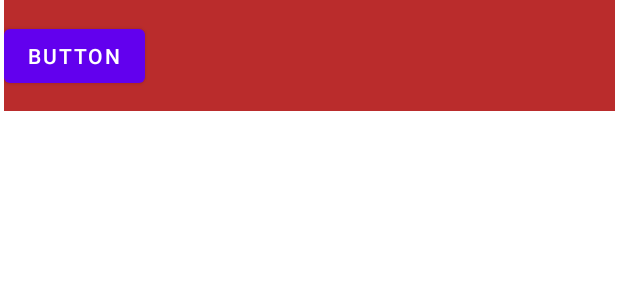
After one commit to FrCo18/AndroidPublicMessenger, an Android app: the layout activity_test.xml on its own in the app's theme, with its tools: preview values and no code run, on a phone screen of 412 x 824 dp. The commit adds this screen. Shown: the top 300 px of the screen. Run offline under Robolectric (Android 15) with nearby library versions, the phone set to English and light mode, and no system bars.

Commit message:
minor changes

```diff
--- a/app/src/main/AndroidManifest.xml
+++ b/app/src/main/AndroidManifest.xml
@@ -11,7 +11,8 @@
         android:roundIcon="@mipmap/ic_launcher_round"
         android:supportsRtl="true"
         android:theme="@style/Theme.MessengerApp">
-        <activity android:name=".ProfileActivity"></activity>
+        <activity android:name=".TestActivity"></activity>
+        <activity android:name=".ProfileActivity" />
         <activity android:name=".EditProfileActivity" />
         <activity android:name=".RegisterActivity" />
         <activity android:name=".AuthActivity">
--- a/app/src/main/java/com/example/messengerapp/AuthActivity.kt
+++ b/app/src/main/java/com/example/messengerapp/AuthActivity.kt
@@ -1,6 +1,7 @@
 package com.example.messengerapp
 
 import android.content.Intent
+import android.content.pm.ActivityInfo
 import androidx.appcompat.app.AppCompatActivity
 import android.os.Bundle
 import android.view.View
@@ -16,7 +17,7 @@ class AuthActivity : AppCompatActivity() {
     override fun onCreate(savedInstanceState: Bundle?) {
         super.onCreate(savedInstanceState)
         setContentView(R.layout.activity_auth)
-
+        requestedOrientation = ActivityInfo.SCREEN_ORIENTATION_PORTRAIT
         initFields()
     }
 
--- a/app/src/main/java/com/example/messengerapp/EditProfileActivity.kt
+++ b/app/src/main/java/com/example/messengerapp/EditProfileActivity.kt
@@ -1,6 +1,7 @@
 package com.example.messengerapp
 
 import android.content.Intent
+import android.content.pm.ActivityInfo
 import androidx.appcompat.app.AppCompatActivity
 import android.os.Bundle
 import android.view.View
@@ -22,7 +23,7 @@ class EditProfileActivity : AppCompatActivity() {
     override fun onCreate(savedInstanceState: Bundle?) {
         super.onCreate(savedInstanceState)
         setContentView(R.layout.activity_edit_profile)
-
+        requestedOrientation = ActivityInfo.SCREEN_ORIENTATION_PORTRAIT
         initFields()
         getDataFromBd()
     }
--- a/app/src/main/java/com/example/messengerapp/ProfileActivity.kt
+++ b/app/src/main/java/com/example/messengerapp/ProfileActivity.kt
@@ -2,6 +2,7 @@ package com.example.messengerapp
 
 import android.annotation.SuppressLint
 import android.content.Intent
+import android.content.pm.ActivityInfo
 import androidx.appcompat.app.AppCompatActivity
 import android.os.Bundle
 import android.view.View
@@ -24,6 +25,7 @@ class ProfileActivity : AppCompatActivity() {
     override fun onCreate(savedInstanceState: Bundle?) {
         super.onCreate(savedInstanceState)
         setContentView(R.layout.activity_profile)
+        requestedOrientation = ActivityInfo.SCREEN_ORIENTATION_PORTRAIT
         initFields()
         getDataFromDb()
     }
--- a/app/src/main/java/com/example/messengerapp/RegisterActivity.kt
+++ b/app/src/main/java/com/example/messengerapp/RegisterActivity.kt
@@ -1,6 +1,7 @@
 package com.example.messengerapp
 
 import android.content.Intent
+import android.content.pm.ActivityInfo
 import androidx.appcompat.app.AppCompatActivity
 import android.os.Bundle
 import android.util.Patterns
@@ -19,6 +20,7 @@ class RegisterActivity : AppCompatActivity() {
     override fun onCreate(savedInstanceState: Bundle?) {
         super.onCreate(savedInstanceState)
         setContentView(R.layout.activity_register)
+        requestedOrientation = ActivityInfo.SCREEN_ORIENTATION_PORTRAIT
         initFields()
     }
 
--- /dev/null
+++ b/app/src/main/res/layout/activity_test.xml
@@ -0,0 +1,30 @@
+<?xml version="1.0" encoding="utf-8"?>
+<androidx.constraintlayout.widget.ConstraintLayout xmlns:android="http://schemas.android.com/apk/res/android"
+    xmlns:app="http://schemas.android.com/apk/res-auto"
+    xmlns:tools="http://schemas.android.com/tools"
+    android:layout_width="match_parent"
+    android:layout_height="match_parent"
+    tools:context=".TestActivity">
+
+
+    <androidx.constraintlayout.widget.ConstraintLayout
+        android:id="@+id/constraintLayout"
+        android:layout_width="407dp"
+        android:layout_height="74dp"
+        android:background="#BA2C2C"
+        app:layout_constraintEnd_toEndOf="parent"
+        app:layout_constraintStart_toStartOf="parent"
+        app:layout_constraintTop_toTopOf="parent">
+
+        <Button
+            android:id="@+id/button2"
+            android:layout_width="wrap_content"
+            android:layout_height="wrap_content"
+            android:text="Button"
+            app:layout_constraintBottom_toBottomOf="parent"
+            app:layout_constraintStart_toStartOf="parent"
+            app:layout_constraintTop_toTopOf="parent" />
+    </androidx.constraintlayout.widget.ConstraintLayout>
+
+
+</androidx.constraintlayout.widget.ConstraintLayout>
```
Also changed, not shown: app/build.gradle (+7 -0 lines), app/src/main/java/com/example/messengerapp/MainActivity.kt (+9 -1 lines), app/src/main/java/com/example/messengerapp/TestActivity.kt (added, +11 -0 lines), app/src/main/res/layout/activity_main.xml (+10 -0 lines), app/src/main/res/menu/activity_main2_drawer.xml (added, +17 -0 lines), app/src/main/res/menu/main2.xml (added, +9 -0 lines).
